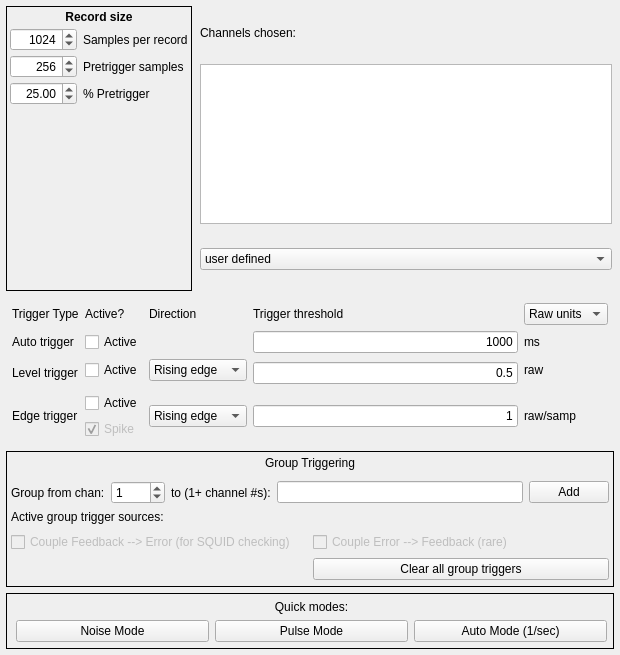
First picture: the form in dastardcommander/ui/trigger_config.ui, repository usnistgov/dastardcommander, before the edit.
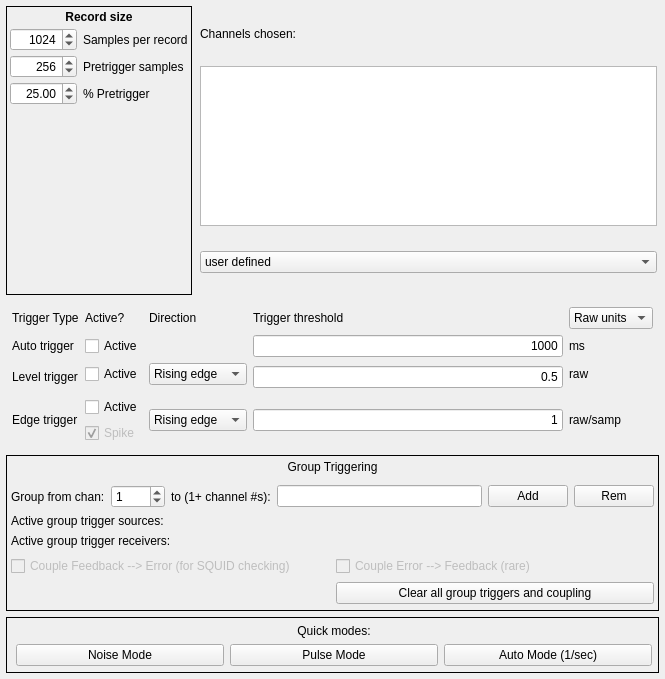
Second picture: the form after the edit.

Commit message:
Add group triggering GUI elements
Send correct RPC commands and parse GROUPTRIGGER messages. Fixes #104.

Patch:
```diff
--- a/dastardcommander/ui/trigger_config.ui
+++ b/dastardcommander/ui/trigger_config.ui
@@ -6,8 +6,8 @@
    <rect>
     <x>0</x>
     <y>0</y>
-    <width>620</width>
-    <height>655</height>
+    <width>665</width>
+    <height>679</height>
    </rect>
   </property>
   <property name="sizePolicy">
@@ -653,6 +653,16 @@
           </property>
          </widget>
         </item>
+        <item>
+         <widget class="QPushButton" name="groupTriggerRemove">
+          <property name="toolTip">
+           <string>Remove these groupings</string>
+          </property>
+          <property name="text">
+           <string>Rem</string>
+          </property>
+         </widget>
+        </item>
        </layout>
       </item>
       <item row="0" column="0">
@@ -666,6 +676,27 @@
        </widget>
       </item>
       <item row="3" column="0">
+       <layout class="QVBoxLayout" name="verticalLayout_2">
+        <property name="topMargin">
+         <number>0</number>
+        </property>
+        <item>
+         <widget class="QLabel" name="groupTriggerActiveSrc">
+          <property name="text">
+           <string>Active group trigger sources: &lt;none&gt;</string>
+          </property>
+         </widget>
+        </item>
+        <item>
+         <widget class="QLabel" name="groupTriggerActiveRx">
+          <property name="text">
+           <string>Active group trigger receivers: &lt;none&gt;</string>
+          </property>
+         </widget>
+        </item>
+       </layout>
+      </item>
+      <item row="7" column="0">
        <layout class="QGridLayout" name="couplingGridLayout" columnstretch="0,0" columnminimumwidth="0,0">
         <property name="topMargin">
          <number>2</number>
@@ -690,7 +721,7 @@
         <item row="2" column="1">
          <widget class="QPushButton" name="groupTriggerClearAll">
           <property name="text">
-           <string>Clear all group triggers</string>
+           <string>Clear all group triggers and coupling</string>
           </property>
          </widget>
         </item>
@@ -710,13 +741,6 @@
         </item>
        </layout>
       </item>
-      <item row="2" column="0">
-       <widget class="QLabel" name="groupTriggerActive">
-        <property name="text">
-         <string>Active group trigger sources: &lt;none&gt;</string>
-        </property>
-       </widget>
-      </item>
      </layout>
     </widget>
    </item>
```
Left out of the diff: 3 changed lines with no effect on the pictures. The commit also changes 2 other files.
